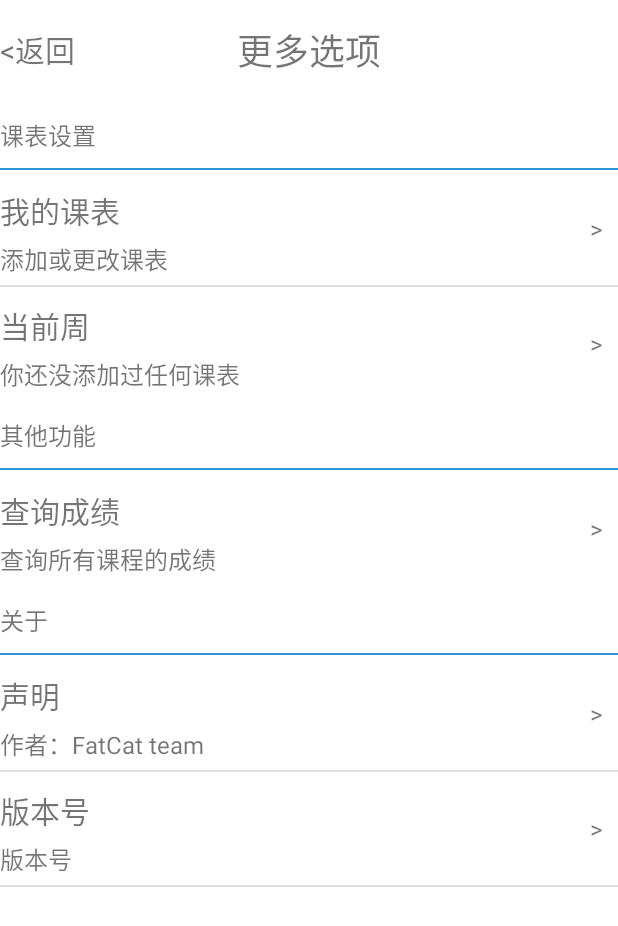
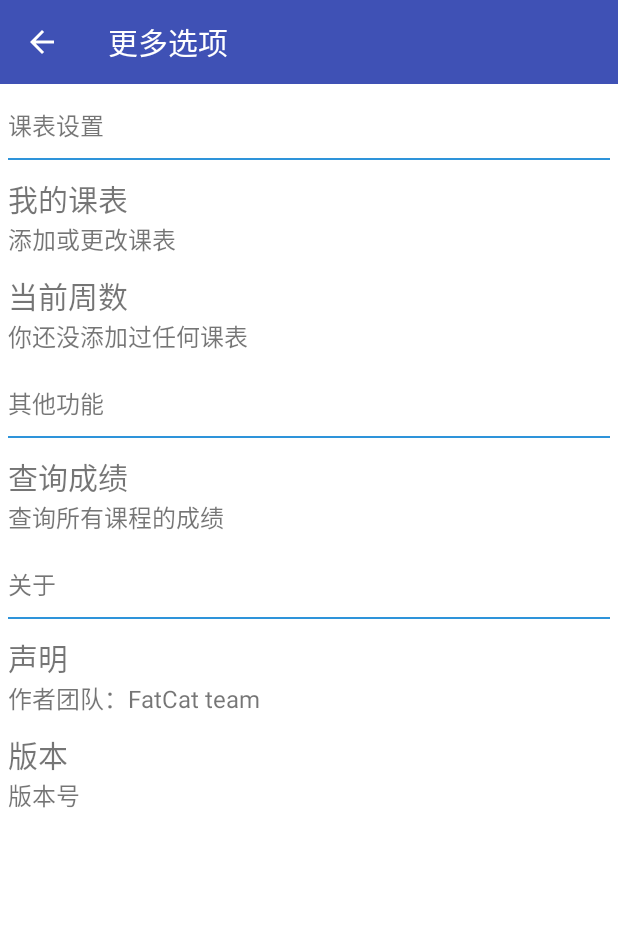
Before and after one commit to EsauLu/CourseTable, an Android app: the SettingActivity screen opened directly, with no data from a screen before it, on a phone screen of 412 x 824 dp. Shown: the top 926 px of the screen. Run offline under Robolectric (Android 15) with nearby library versions, the phone set to English and light mode, and no system bars.

Commit message:
修改SettingActivity

```diff
--- a/coursetable/src/main/java/com/fatcat/coursetable/activity/CourseActivity.java
+++ b/coursetable/src/main/java/com/fatcat/coursetable/activity/CourseActivity.java
@@ -10,7 +10,6 @@ import android.graphics.Color;
 import android.os.Bundle;
 import android.os.Handler;
 import android.os.Message;
-import android.util.Log;
 import android.view.View;
 import android.widget.AdapterView;
 import android.widget.Button;
--- a/coursetable/src/main/java/com/fatcat/coursetable/activity/CourseInfoActivity.java
+++ b/coursetable/src/main/java/com/fatcat/coursetable/activity/CourseInfoActivity.java
@@ -77,7 +77,6 @@ public class CourseInfoActivity extends BaseActivity {
             case android.R.id.home:
                 finish();
                 break;
-
             default:
                 break;
         }
--- a/coursetable/src/main/java/com/fatcat/coursetable/activity/CourseLoginActivity.java
+++ b/coursetable/src/main/java/com/fatcat/coursetable/activity/CourseLoginActivity.java
@@ -142,7 +142,7 @@ public class CourseLoginActivity extends BaseActivity {
     protected void initActionBar() {
         mToolbar = (Toolbar) findViewById(R.id.toolbar);
         // toolbar.setLogo(R.drawable.ic_launcher);
-        mToolbar.setTitle("课表登录");// 标题的文字需在setSupportActionBar之前，不然会无效
+        mToolbar.setTitle("登录");// 标题的文字需在setSupportActionBar之前，不然会无效
         // toolbar.setSubtitle("副标题");
         setSupportActionBar(mToolbar);
         getSupportActionBar().setDisplayHomeAsUpEnabled(true);
--- a/coursetable/src/main/java/com/fatcat/coursetable/activity/SettingActivity.java
+++ b/coursetable/src/main/java/com/fatcat/coursetable/activity/SettingActivity.java
@@ -4,11 +4,13 @@ import android.app.AlertDialog;
 import android.content.DialogInterface;
 import android.content.Intent;
 import android.os.Bundle;
-import android.preference.Preference;
-import android.preference.PreferenceActivity;
+import android.support.v7.widget.Toolbar;
+import android.view.MenuItem;
 import android.view.View;
+import android.widget.TextView;
 
 import com.fatcat.coursetable.R;
+import com.fatcat.coursetable.base.BaseActivity;
 import com.fatcat.coursetable.jw.service.BroadcastAction;
 import com.fatcat.coursetable.uitls.DateUtils;
 import com.fatcat.coursetable.uitls.PrefUtils;
@@ -16,46 +18,97 @@ import com.fatcat.coursetable.uitls.PrefUtils;
 import java.util.Calendar;
 import java.util.Date;
 
-/**
- * Created by EsauLu on 2016-10-06.
- */
+public class SettingActivity extends BaseActivity {
 
-public class SettingActivity extends PreferenceActivity {
-
-    private Preference myCourse;
-    private Preference currWeek;
-    private Preference qureyScore;
-    private int currWeekNum;
+    private Toolbar mToolbar;
+    private TextView mCourseTableView;
+    private TextView mCurrWeekView;
+    private int mCurrWeekNum;
 
     @Override
     protected void onCreate(Bundle savedInstanceState) {
         super.onCreate(savedInstanceState);
-        addPreferencesFromResource(R.xml.preference);
-        myCourse=findPreference("my_course");
-        currWeek=findPreference("curr_week");
-        qureyScore=findPreference("qurey_score");
+    }
+
+    @Override
+    public void initView() {
+        setContentView(R.layout.activity_setting);
+        mCourseTableView=(TextView) findViewById(R.id.setting_mycourse_des);
+        mCurrWeekView=(TextView) findViewById(R.id.setting_curr_week_des);
         updateCurrWeek();
-        setOnclicListener();
     }
-    /**
-     * 为各个选项处理点击事件
-     */
-    private void setOnclicListener(){
-        myCourse.setOnPreferenceClickListener(new Preference.OnPreferenceClickListener() {
+
     @Override
-            public boolean onPreferenceClick(Preference preference) {
+    protected void initActionBar() {
+        super.initActionBar();
+        mToolbar = (Toolbar) findViewById(R.id.setting_toolbar);
+        mToolbar.setTitle("更多选项");// 标题的文字需在setSupportActionBar之前，不然会无效
+        setSupportActionBar(mToolbar); // toolbar.setSubtitle("副标题");
+        getSupportActionBar().setDisplayHomeAsUpEnabled(true);
+    }
+
+    @Override
+    public boolean onOptionsItemSelected(MenuItem item) {
+        switch (item.getItemId()) {
+            case android.R.id.home:
+                finish();
+                break;
+            default:
+                break;
+        }
+        return super.onOptionsItemSelected(item);
+    }
+
+
+    public void updateCurrWeek(){
+        long currTime=new Date().getTime();
+        long beginTime= PrefUtils.getBeginTime(this,"begintime",currTime);
+        mCurrWeekNum = DateUtils.countCurrWeek(beginTime,currTime);
+        String s="";
+        if(mCurrWeekNum==0){
+            s="你还没添加过任何课表";
+        }else if(mCurrWeekNum>25){
+            s="本学期已结束";
+        }else{
+            s="现在是第"+mCurrWeekNum+"周";
+        }
+        mCurrWeekView.setText(s);
+    }
+
+    public void settingOnClick(View view){
+
+        switch (view.getId()){
+            case R.id.setting_mycourse:{
+                clikMyCourse();
+                break;
+            }
+            case R.id.setting_curr_week:{
+                clikCurrWeekNum();
+                break;
+            }
+            case R.id.setting_qurey_score:{
+                break;
+            }
+            case R.id.setting_statement:{
+                break;
+            }
+            case R.id.setting_version:{
+                break;
+            }
+        }
+
+    }
+
+    private void clikMyCourse(){
         Intent intent = new Intent(SettingActivity.this, CourseLoginActivity.class);
         intent.putExtra("query", "获取课表...");
         startActivity(intent);
         SettingActivity.this.finish();
-                return true;
     }
-        });
-        currWeek.setOnPreferenceClickListener(new Preference.OnPreferenceClickListener() {
-            @Override
-            public boolean onPreferenceClick(Preference preference) {
-                if(currWeekNum==0){
-                    return false;
+
+    private void clikCurrWeekNum(){
+        if(mCurrWeekNum==0){
+            return;
         }
         String[] num=new String[25];
         for(int i=0;i<25;i++){
@@ -66,7 +119,7 @@ public class SettingActivity extends PreferenceActivity {
         builder.setItems(num, new DialogInterface.OnClickListener() {
             @Override
             public void onClick(DialogInterface dialog, int which) {
-                        if(which+1==currWeekNum){
+                if(which+1==mCurrWeekNum){
                     return;
                 }
                 PrefUtils.setBeginTime(SettingActivity.this,"begintime", DateUtils.countBeginTime(Calendar.getInstance(),which+1));
@@ -77,32 +130,6 @@ public class SettingActivity extends PreferenceActivity {
             }
         });
         builder.create().show();
-                return true;
-            }
-        });
-        qureyScore.setOnPreferenceClickListener(new Preference.OnPreferenceClickListener() {
-            @Override
-            public boolean onPreferenceClick(Preference preference) {
-                return false;
-            }
-        });
-    }
-
-    public void Back(View v){
-        super.onBackPressed();
-    }
-
-    public void updateCurrWeek(){
-        long currTime=new Date().getTime();
-        long beginTime=PrefUtils.getBeginTime(this,"begintime",currTime);
-        currWeekNum = DateUtils.countCurrWeek(beginTime,currTime);
-        if(currWeekNum==0){
-            currWeek.setSummary("你还没添加过任何课表");
-        }else if(currWeekNum>25){
-            currWeek.setSummary("本学期已结束");
-        }else{
-            currWeek.setSummary("现在是第"+currWeekNum+"周");
-        }
     }
 
 }
--- a/coursetable/src/main/java/com/fatcat/coursetable/jw/service/DataService.java
+++ b/coursetable/src/main/java/com/fatcat/coursetable/jw/service/DataService.java
@@ -41,11 +41,6 @@ public class DataService extends Service implements OkHttpDAO{
      * Http客户端
      */
     private OkHttpClient mOkHttpClient;
-
-    /**
-     * 记录cookie
-     */
-//    private String mCookie;
 
     /**
      * 记录正方教务系统页面表单的__VIEWSTATE的值
@@ -143,7 +138,7 @@ public class DataService extends Service implements OkHttpDAO{
         call.enqueue(new Callback() {
             @Override
             public void onFailure(Call call, IOException e) {
-
+                connectionError();
             }
             @Override
             public void onResponse(Call call, Response response) throws IOException {
@@ -171,10 +166,12 @@ public class DataService extends Service implements OkHttpDAO{
         call.enqueue(new Callback() {
             @Override
             public void onFailure(Call call, IOException e) {
-
+                Log.i("init","********************* getCheckImg onFailure *********************");
+                connectionError();
             }
             @Override
             public void onResponse(Call call, Response response) throws IOException {
+                Log.i("init","********************* getCheckImg onResponse *********************");
                 ResponseBody body=response.body();
                 byte[] data=body.bytes();
                 Intent it=new Intent(BroadcastAction.CHECK_IMG);
@@ -207,7 +204,7 @@ public class DataService extends Service implements OkHttpDAO{
         call.enqueue(new Callback() {
             @Override
             public void onFailure(Call call, IOException e) {
-
+                connectionError();
             }
 
             @Override
@@ -259,6 +256,7 @@ public class DataService extends Service implements OkHttpDAO{
         call.enqueue(new Callback() {
             @Override
             public void onFailure(Call call, IOException e) {
+                connectionError();
             }
 
             @Override
@@ -317,7 +315,7 @@ public class DataService extends Service implements OkHttpDAO{
         call.enqueue(new Callback() {
             @Override
             public void onFailure(Call call, IOException e) {
-
+                connectionError();
             }
 
             @Override
@@ -355,6 +353,7 @@ public class DataService extends Service implements OkHttpDAO{
         call.enqueue(new Callback() {
             @Override
             public void onFailure(Call call, IOException e) {
+                connectionError();
             }
 
             @Override
@@ -404,4 +403,14 @@ public class DataService extends Service implements OkHttpDAO{
         }
 
     }
+
+    private void connectionError(){
+        Intent it=new Intent();
+        String errorMessege="连接失败！";
+        it.setAction(BroadcastAction.LOGIN_FAIL);
+        it.putExtra(Constant.LOGIN_FAIL,errorMessege);
+        sendBroadcast(it);
+    }
+
+
 }
--- a/coursetable/src/main/res/layout/activity_course_login.xml
+++ b/coursetable/src/main/res/layout/activity_course_login.xml
@@ -24,7 +24,7 @@
             android:layout_height="wrap_content"
             android:layout_centerInParent="true"
             android:gravity="center"
-            android:text="吉珠课表"
+            android:text="登陆教务系统"
             android:textColor="#333333"
             android:textSize="30sp" />
 
--- /dev/null
+++ b/coursetable/src/main/res/layout/activity_setting.xml
@@ -0,0 +1,225 @@
+<?xml version="1.0" encoding="utf-8"?>
+<LinearLayout xmlns:android="http://schemas.android.com/apk/res/android"
+    xmlns:app="http://schemas.android.com/apk/res-auto"
+    android:layout_width="match_parent"
+    android:layout_height="match_parent"
+    android:orientation="vertical">
+
+    <android.support.v7.widget.Toolbar
+        android:id="@+id/setting_toolbar"
+        android:layout_width="match_parent"
+        android:layout_height="wrap_content"
+        android:background="?attr/colorPrimary"
+        android:titleTextColor="#ffffff"
+        android:minHeight="?attr/actionBarSize"
+        app:theme="@style/ThemeOverlay.AppCompat.ActionBar" />
+
+    <LinearLayout
+        android:layout_width="match_parent"
+        android:layout_height="wrap_content"
+        android:orientation="vertical">
+
+        <LinearLayout
+            android:layout_width="match_parent"
+            android:layout_height="wrap_content"
+            android:orientation="vertical"
+            android:padding="5dp">
+
+            <TextView
+                android:layout_width="wrap_content"
+                android:layout_height="wrap_content"
+                android:text="课表设置"
+                android:textSize="16sp"
+                android:layout_marginTop="10dp"
+                android:layout_marginBottom="10dp"/>
+            <View
+                android:layout_width="match_parent"
+                android:layout_height="1dp"
+                android:background="#2e94da" />
+
+        </LinearLayout>
+
+        <LinearLayout
+            android:id="@+id/setting_mycourse"
+            android:layout_width="match_parent"
+            android:layout_height="wrap_content"
+            android:orientation="vertical"
+            android:padding="5dp"
+            android:clickable="true"
+            android:onClick="settingOnClick"
+            android:background="?android:attr/selectableItemBackground">
+
+            <TextView
+                android:layout_width="wrap_content"
+                android:layout_height="wrap_content"
+                android:text="我的课表"
+                android:textSize="20sp"/>
+
+            <TextView
+                android:id="@+id/setting_mycourse_des"
+                android:layout_width="wrap_content"
+                android:layout_height="wrap_content"
+                android:text="添加或更改课表"
+                android:textSize="16sp"/>
+
+        </LinearLayout>
+
+        <LinearLayout
+            android:id="@+id/setting_curr_week"
+            android:layout_width="match_parent"
+            android:layout_height="wrap_content"
+            android:orientation="vertical"
+            android:padding="5dp"
+            android:clickable="true"
+            android:onClick="settingOnClick"
+            android:background="?android:attr/selectableItemBackground">
+
+            <TextView
+                android:layout_width="wrap_content"
+                android:layout_height="wrap_content"
+                android:text="当前周数"
+                android:textSize="20sp"/>
+
+            <TextView
+                android:id="@+id/setting_curr_week_des"
+                android:layout_width="wrap_content"
+                android:layout_height="wrap_content"
+                android:text="修改当前周数"
+                android:textSize="16sp"/>
+
+        </LinearLayout>
+
+
+
+    </LinearLayout>
+
+
+    <LinearLayout
+        android:layout_width="match_parent"
+        android:layout_height="wrap_content"
+        android:orientation="vertical">
+
+        <LinearLayout
+            android:layout_width="match_parent"
+            android:layout_height="wrap_content"
+            android:orientation="vertical"
+            android:padding="5dp">
+
+            <TextView
+                android:layout_width="wrap_content"
+                android:layout_height="wrap_content"
+                android:text="其他功能"
+                android:textSize="16sp"
+                android:layout_marginTop="10dp"
+                android:layout_marginBottom="10dp"/>
+            <View
+                android:layout_width="match_parent"
+                android:layout_height="1dp"
+                android:background="#2e94da" />
+
+        </LinearLayout>
+
+        <LinearLayout
+            android:id="@+id/setting_qurey_score"
+            android:layout_width="match_parent"
+            android:layout_height="wrap_content"
+            android:orientation="vertical"
+            android:padding="5dp"
+            android:clickable="true"
+            android:onClick="settingOnClick"
+            android:background="?android:attr/selectableItemBackground">
+
+            <TextView
+                android:layout_width="wrap_content"
+                android:layout_height="wrap_content"
+                android:text="查询成绩"
+                android:textSize="20sp"/>
+
+            <TextView
+                android:layout_width="wrap_content"
+                android:layout_height="wrap_content"
+                android:text="查询所有课程的成绩"
+                android:textSize="16sp"/>
+
+        </LinearLayout>
+
+    </LinearLayout>
+
+    <LinearLayout
+        android:layout_width="match_parent"
+        android:layout_height="wrap_content"
+        android:orientation="vertical">
+
+        <LinearLayout
+            android:layout_width="match_parent"
+            android:layout_height="wrap_content"
+            android:orientation="vertical"
+            android:padding="5dp">
+
+            <TextView
+                android:layout_width="wrap_content"
+                android:layout_height="wrap_content"
+                android:text="关于"
+                android:textSize="16sp"
+                android:layout_marginTop="10dp"
+                android:layout_marginBottom="10dp"/>
+            <View
+                android:layout_width="match_parent"
+                android:layout_height="1dp"
+                android:background="#2e94da" />
+
+        </LinearLayout>
+
+        <LinearLayout
+            android:id="@+id/setting_statement"
+            android:layout_width="match_parent"
+            android:layout_height="wrap_content"
+            android:orientation="vertical"
+            android:padding="5dp"
+            android:clickable="true"
+            android:onClick="settingOnClick"
+            android:background="?android:attr/selectableItemBackground">
+
+            <TextView
+                android:layout_width="wrap_content"
+                android:layout_height="wrap_content"
+                android:text="声明"
+                android:textSize="20sp"/>
+
+            <TextView
+                android:layout_width="wrap_content"
+                android:layout_height="wrap_content"
+                android:text="作者团队：FatCat team"
+                android:textSize="16sp"/>
+
+        </LinearLayout>
+
+        <LinearLayout
+            android:id="@+id/setting_version"
+            android:layout_width="match_parent"
+            android:layout_height="wrap_content"
+            android:orientation="vertical"
+            android:padding="5dp"
+            android:clickable="true"
+            android:onClick="settingOnClick"
+            android:background="?android:attr/selectableItemBackground">
+
+            <TextView
+                android:layout_width="wrap_content"
+                android:layout_height="wrap_content"
+                android:text="版本"
+                android:textSize="20sp"/>
+
+            <TextView
+                android:layout_width="wrap_content"
+                android:layout_height="wrap_content"
+                android:text="版本号"
+                android:textSize="16sp"/>
+
+        </LinearLayout>
+
+    </LinearLayout>
+
+
+
+</LinearLayout>
--- a/coursetable/src/main/res/layout/setting_bar_layout.xml
+++ /dev/null
@@ -1,28 +0,0 @@
-<?xml version="1.0" encoding="UTF-8"?>
-<RelativeLayout
-    xmlns:android="http://schemas.android.com/apk/res/android"
-    android:layout_width="match_parent"
-    android:layout_height="wrap_content"
-    android:paddingTop="15dp"
-    android:paddingBottom="15dp">
-
-    <TextView
-        android:layout_width="wrap_content"
-        android:layout_height="wrap_content"
-        android:text="&#60;返回"
-        android:textSize="20sp"
-        android:clickable="true"
-        android:onClick="Back"
-        android:layout_centerVertical="true"/>
-
-    <TextView
-
-        android:layout_width="wrap_content"
-        android:layout_height="wrap_content"
-        android:layout_centerInParent="true"
-        android:layout_centerVertical="true"
-        android:text="更多选项"
-        android:textSize="24sp"/>
-
-
-</RelativeLayout>
--- a/coursetable/src/main/res/layout/setting_item_layout.xml
+++ /dev/null
@@ -1,45 +0,0 @@
-<?xml version="1.0" encoding="UTF-8"?>
-<RelativeLayout
-    xmlns:android="http://schemas.android.com/apk/res/android"
-    android:layout_width="match_parent"
-    android:layout_height="wrap_content"
-    android:paddingTop="5dp"
-    android:paddingBottom="5dp">
-
-        <TextView
-            android:id="@android:id/title"
-            android:layout_width="wrap_content"
-            android:layout_height="wrap_content"
-            android:textSize="20sp"
-            android:layout_marginTop="5dp"
-            android:layout_marginBottom="5dp"/>
-
-        <TextView
-            android:layout_width="wrap_content"
-            android:layout_height="wrap_content"
-            android:id="@android:id/summary"
-            android:layout_below="@android:id/title"
-            android:textSize="16sp"/>
-
-        <TextView
-            android:id="@+id/tv_right"
-            android:layout_width="wrap_content"
-            android:layout_height="wrap_content"
-            android:text=">"
-            android:layout_alignParentRight="true"
-            android:layout_centerVertical="true"
-            android:paddingRight="10dp"
-            android:paddingLeft="10dp"
-            android:textSize="16dp"/>
-
-        <TextView
-            android:id="@+id/tv_message"
-            android:layout_toLeftOf="@id/tv_right"
-            android:layout_width="wrap_content"
-            android:layout_height="wrap_content"
-            android:layout_centerVertical="true"
-            android:paddingRight="10dp"
-            android:paddingLeft="10dp"
-            android:textSize="20dp" />
-
-</RelativeLayout>
--- a/coursetable/src/main/res/layout/setting_top_item_layout.xml
+++ /dev/null
@@ -1,20 +0,0 @@
-<?xml version="1.0" encoding="utf-8"?>
-<LinearLayout xmlns:android="http://schemas.android.com/apk/res/android"
-    android:layout_width="match_parent"
-    android:layout_height="match_parent"
-    android:orientation="vertical"
-    >
-
-    <TextView
-        android:id="@android:id/title"
-        android:layout_width="wrap_content"
-        android:layout_height="wrap_content"
-        android:paddingTop="10dp"
-        android:paddingBottom="10dp"
-        android:textSize="16sp"/>
-    <View
-        android:layout_width="match_parent"
-        android:layout_height="1dp"
-        android:background="#2e94da" />
-
-</LinearLayout>
--- /dev/null
+++ b/coursetable/src/main/res/values-v21/styles.xml
@@ -0,0 +1 @@
+<resources></resources>
--- a/coursetable/src/main/res/values/dimens.xml
+++ b/coursetable/src/main/res/values/dimens.xml
@@ -2,4 +2,5 @@
     <!-- Default screen margins, per the Android Design guidelines. -->
     <dimen name="activity_horizontal_margin">16dp</dimen>
     <dimen name="activity_vertical_margin">16dp</dimen>
+    <dimen name="fab_margin">16dp</dimen>
 </resources>
--- a/coursetable/src/main/res/values/strings.xml
+++ b/coursetable/src/main/res/values/strings.xml
@@ -73,4 +73,5 @@
     <string name="pref_ringtone_silent">Silent</string>
 
     <string name="pref_title_vibrate">Vibrate</string>
+    <string name="title_activity_setting">SettingActivity</string>
 </resources>
--- a/coursetable/src/main/res/values/styles.xml
+++ b/coursetable/src/main/res/values/styles.xml
@@ -13,4 +13,8 @@
         <item name="android:textColorPrimary">@android:color/white</item>
     </style>
 
+    <style name="AppTheme.AppBarOverlay" parent="ThemeOverlay.AppCompat.Dark.ActionBar" />
+
+    <style name="AppTheme.PopupOverlay" parent="ThemeOverlay.AppCompat.Light" />
+
 </resources>
--- a/coursetable/src/main/res/xml/preference.xml
+++ /dev/null
@@ -1,58 +0,0 @@
-<?xml version="1.0" encoding="UTF-8"?>
-<PreferenceScreen
-    xmlns:tools="http://schemas.android.com/tools"
-    xmlns:android="http://schemas.android.com/apk/res/android"
-    tools:context=".SettingsActivity"
-    >
-
-    <Preference android:layout="@layout/setting_bar_layout" android:selectable="false"/>
-
-    <PreferenceCategory
-        android:title="课表设置"
-        android:layout="@layout/setting_top_item_layout">
-
-        <Preference
-            android:key="my_course"
-            android:title="我的课表"
-            android:summary="添加或更改课表"
-            android:layout="@layout/setting_item_layout"
-            />
-
-        <Preference
-            android:key="curr_week"
-            android:title="当前周"
-            android:summary="设置当前周数"
-            android:layout="@layout/setting_item_layout"
-            />
-
-    </PreferenceCategory>
-
-    <PreferenceCategory
-        android:title="其他功能"
-        android:layout="@layout/setting_top_item_layout">
-
-        <Preference
-            android:key="qurey_score"
-            android:title="查询成绩"
-            android:summary="查询所有课程的成绩"
-            android:layout="@layout/setting_item_layout"
-        />
-
-    </PreferenceCategory>
-
-    <PreferenceCategory
-        android:title="关于"
-        android:layout="@layout/setting_top_item_layout">
-        <Preference
-            android:title="声明"
-            android:summary="作者：FatCat team"
-            android:layout="@layout/setting_item_layout"
-        />
-        <Preference
-            android:title="版本号"
-            android:summary="版本号"
-            android:layout="@layout/setting_item_layout"
-        />
-    </PreferenceCategory>
-
-</PreferenceScreen>
```
Also changed, not shown: coursetable/src/main/AndroidManifest.xml (+6 -4 lines). Lines whose indentation alone changed are shown as unchanged.
